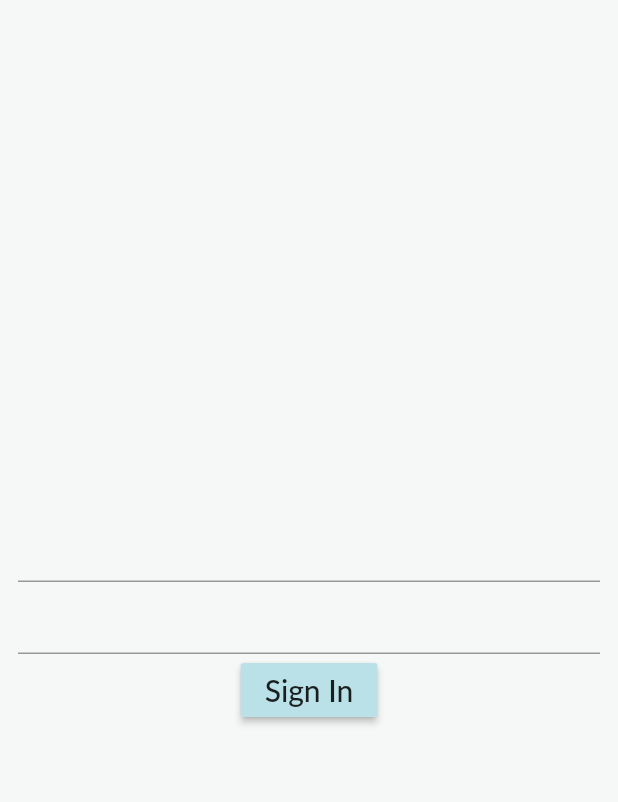
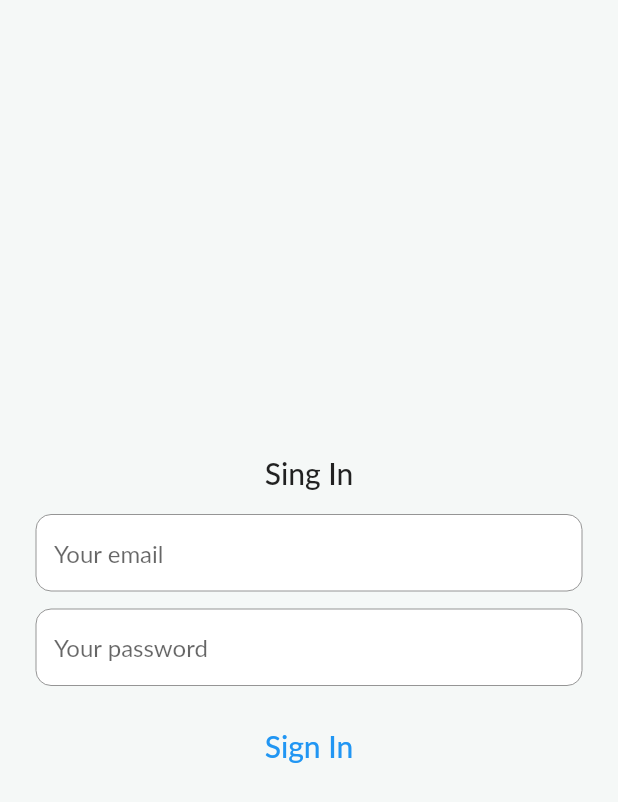
Before and after one commit to blyoha/audio-tour-builder, a Flutter app: the screen it shows after launch, on a phone screen of 412 x 824 dp. Shown: the top 802 px of the screen. Run offline on Flutter 3.47's test engine with Material 2 defaults, Android fonts, the phone set to English and light mode, and no system bars; our stand-ins replace cloud_firestore, equatable, file_picker, firebase_auth, firebase_core, firebase_storage and 7 more; accounts and stored records are empty; generated files the repository leaves out were written again.

Commit message:
Changed page building.

```diff
--- a/lib/presentation/pages/auth/view/sign_in_page.dart
+++ b/lib/presentation/pages/auth/view/sign_in_page.dart
@@ -1,9 +1,11 @@
 import 'package:flutter/material.dart';
 import 'package:flutter_bloc/flutter_bloc.dart';
+import 'package:gap/gap.dart';
 
 import '../../../../blocs/auth/auth_bloc.dart';
+import '../../../../router.dart';
 import '../../../../theme/theme.dart';
-import '../../../../router.dart';
+import '../../../widgets/input_field.dart';
 
 class SignInPage extends StatefulWidget {
   static const String route = 'signIn';
@@ -49,22 +51,35 @@ class _SignInPageState extends State<SignInPage> {
           if (state is AuthUnauthenticated) {
             return Padding(
               padding: const EdgeInsets.symmetric(
-                horizontal: 12,
-                vertical: 8,
+                horizontal: 24.0,
+                vertical: 8.0,
               ),
               child: Column(
                 mainAxisAlignment: MainAxisAlignment.center,
                 children: [
-                  TextField(controller: email),
-                  TextField(controller: password),
-                  MaterialButton(
+                  Text(
+                    "Sing In",
+                    style: Theme.of(context).textTheme.titleLarge,
+                  ),
+                  const Gap(16.0),
+                  InputField(
+                    controller: email,
+                    hint: "Your email",
+                  ),
+                  const Gap(12.0),
+                  InputField(
+                    controller: password,
+                    hint: "Your password",
+                    obscure: true,
+                  ),
+                  const Gap(16.0),
+                  TextButton(
                     onPressed: () {
                       authBloc.add(AuthSignIn(
                         email: email.text,
                         password: password.text,
                       ));
                     },
-                    color: AppColors.primary,
                     child: const Text('Sign In'),
                   ),
                 ],
```
